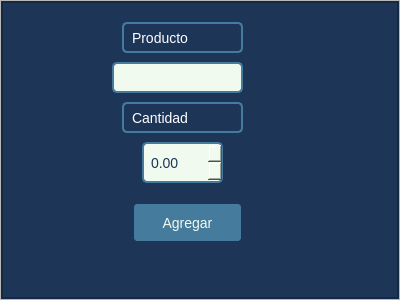
Above: ui_files/nueva_entrada_ventana.ui from velardejp/Planta2 before the change. Below: the same form after it.
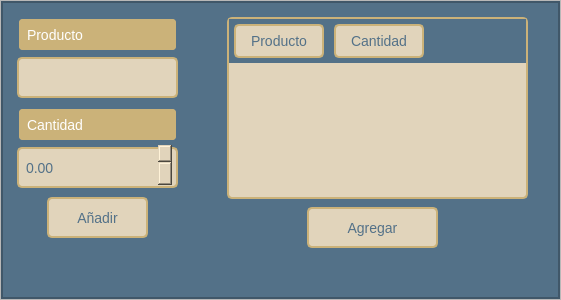
That is the form after the change. Icons and pictures are not drawn.

Patch:
```diff
--- a/ui_files/nueva_entrada_ventana.ui
+++ b/ui_files/nueva_entrada_ventana.ui
@@ -6,7 +6,7 @@
    <rect>
     <x>0</x>
     <y>0</y>
-    <width>400</width>
+    <width>561</width>
     <height>300</height>
    </rect>
   </property>
@@ -56,7 +56,8 @@
       <item>
        <widget class="QFrame" name="backgroundcolor_frame">
         <property name="styleSheet">
-         <string notr="true">background-color: rgb(29, 53, 87);</string>
+         <string notr="true">background-color: #537188;
+</string>
         </property>
         <property name="frameShape">
          <enum>QFrame::StyledPanel</enum>
@@ -91,89 +92,101 @@
            <widget class="QComboBox" name="productos_entrada">
             <property name="geometry">
              <rect>
-              <x>110</x>
-              <y>60</y>
-              <width>131</width>
-              <height>31</height>
+              <x>10</x>
+              <y>50</y>
+              <width>171</width>
+              <height>51</height>
              </rect>
             </property>
             <property name="styleSheet">
              <string notr="true">QComboBox {
-        background-color: #F1FAEE;
-        color: #1D3557;
-        border: 2px solid #457B9D;
-        border-radius: 5px;
-        padding: 5px;
-        font-size: 14px;
-    }
-    QComboBox::drop-down {
-        border: none;
-    }
-    QComboBox::down-arrow {
-        image: url(C:/Users/velar/OneDrive/Escritorio/Planta2/assets/icons8-expand-arrow-24.png);
-    }
-    QComboBox QAbstractItemView {
-        border: 2px solid #457B9D;
-        selection-background-color: #457B9D;
-    }</string>
+    background-color: #E1D4BB;
+    color: #537188;
+    border: 2px solid #CBB279;
+    border-radius: 5px;
+    padding: 5px;
+    margin: 5px;
+    font-size: 14px;
+}
+
+QComboBox::drop-down {
+    border: none;
+}
+
+QComboBox::down-arrow {
+    image: url(C:/Users/velar/OneDrive/Escritorio/Planta2/assets/icons8-expand-arrow-24.png);
+}
+
+QComboBox QAbstractItemView {
+    border: 2px solid #537188;
+    selection-background-color: #CBB279;
+}
+</string>
             </property>
            </widget>
            <widget class="QDoubleSpinBox" name="cantidad_entrada">
             <property name="geometry">
              <rect>
-              <x>140</x>
+              <x>10</x>
               <y>140</y>
-              <width>81</width>
-              <height>41</height>
+              <width>171</width>
+              <height>51</height>
              </rect>
             </property>
             <property name="styleSheet">
-             <string notr="true">
-    QDoubleSpinBox {
-        background-color: #F1FAEE;
-        color: #1D3557;
-        border: 2px solid #457B9D;
-        border-radius: 5px;
-        padding: 5px;
-        font-size: 14px;
-    }
-    QDoubleSpinBox::up-button {
-        width: 20px;
-        border: none;
-        background: #457B9D url(C:/Users/velar/OneDrive/Escritorio/Planta2/assets/icons8-collapse-arrow-24.png) no-repeat center;
-    }
-    QDoubleSpinBox::down-button {
-        width: 20px;
-        border: none;
-        background: #457B9D url(C:/Users/velar/OneDrive/Escritorio/Planta2/assets/icons8-expand-arrow-24.png) no-repeat center;
-    }
-    QDoubleSpinBox::up-button:pressed {
-        background: #1D3557 url(path_to_up_arrow) no-repeat center;
-    }
-    QDoubleSpinBox::down-button:pressed {
-        background: #1D3557 url(path_to_down_arrow) no-repeat center;
-    }</string>
+             <string notr="true">QDoubleSpinBox {
+    background-color: #E1D4BB;
+    color: #537188;
+    border: 2px solid #CBB279;
+    border-radius: 5px;
+    padding: 5px;
+    margin: 5px;
+    font-size: 14px;
+}
+
+QDoubleSpinBox::up-button {
+    width: 20px;
+    border: none;
+    background: #537188 url(C:/Users/velar/OneDrive/Escritorio/Planta2/assets/icons8-collapse-arrow-24.png) no-repeat center;
+}
+
+QDoubleSpinBox::down-button {
+    width: 20px;
+    border: none;
+    background: #537188 url(C:/Users/velar/OneDrive/Escritorio/Planta2/assets/icons8-expand-arrow-24.png) no-repeat center;
+}
+
+QDoubleSpinBox::up-button:pressed {
+    background: #CBB279 url(C:/Users/velar/OneDrive/Escritorio/Planta2/assets/icons8-collapse-arrow-24.png) no-repeat center;
+}
+
+QDoubleSpinBox::down-button:pressed {
+    background: #CBB279 url(C:/Users/velar/OneDrive/Escritorio/Planta2/assets/icons8-expand-arrow-24.png) no-repeat center;
+}
+
+</string>
             </property>
            </widget>
            <widget class="QLabel" name="label">
             <property name="geometry">
              <rect>
-              <x>120</x>
-              <y>20</y>
-              <width>121</width>
-              <height>31</height>
+              <x>10</x>
+              <y>10</y>
+              <width>171</width>
+              <height>45</height>
              </rect>
             </property>
             <property name="styleSheet">
              <string notr="true">QLabel {
-        color: #ffffff;            /* Color del texto */
-       
-        border: 2px solid #457B9D; /* Color del borde */
-        border-radius: 5px;        /* Radio del borde (para bordes redondeados) */
-        padding: 5px;              /* Espacio interior alrededor del texto */
-        font-size: 14px;           /* Tamaño del texto */
-		 
-    }</string>
+    color: #ffffff;
+    border: 2px solid #537188;
+    border-radius: 5px;
+    padding: 5px;
+    margin: 5px;
+    font-size: 14px;
+    text-align: center;
+    background-color: #CBB279;
+}</string>
             </property>
             <property name="text">
              <string>Producto</string>
@@ -182,21 +195,23 @@
            <widget class="QLabel" name="label_2">
             <property name="geometry">
              <rect>
-              <x>120</x>
+              <x>10</x>
               <y>100</y>
-              <width>121</width>
-              <height>31</height>
+              <width>171</width>
+              <height>45</height>
              </rect>
             </property>
             <property name="styleSheet">
              <string notr="true">QLabel {
-        color: #ffffff;            /* Color del texto */
-       
-        border: 2px solid #457B9D; /* Color del borde */
-        border-radius: 5px;        /* Radio del borde (para bordes redondeados) */
-        padding: 5px;              /* Espacio interior alrededor del texto */
-        font-size: 14px;           /* Tamaño del texto */
-    }</string>
+    color: #ffffff;
+    border: 2px solid #537188;
+    border-radius: 5px;
+    padding: 5px;
+    margin: 5px;
+    font-size: 14px;
+    text-align: center;
+    background-color: #CBB279;
+}</string>
             </property>
             <property name="text">
              <string>Cantidad</string>
@@ -205,35 +220,123 @@
            <widget class="QPushButton" name="submit_entrada_button">
             <property name="geometry">
              <rect>
-              <x>130</x>
+              <x>300</x>
               <y>200</y>
-              <width>111</width>
-              <height>41</height>
+              <width>141</width>
+              <height>51</height>
              </rect>
             </property>
             <property name="styleSheet">
              <string notr="true">QPushButton {
-        background-color: #457B9D;
-        color: #F1FAEE;
-        border: 2px solid #1D3557;
-        border-radius: 5px;
-        padding: 5px;
-        font-size: 14px;
-    }
-    QPushButton:hover {
-        background-color: #1D3557;
-        border: 2px solid #457B9D;
-    }
-    QPushButton:pressed {
-        background-color: #1D3557;
-        border: 2px solid #457B9D;
-        padding-left: 7px;  /* Para dar un efecto de &quot;presión&quot; */
-    }</string>
+    background-color: #E1D4BB;
+    color: #537188;
+    border: 2px solid #CBB279;
+    border-radius: 5px;
+    padding: 5px;
+    margin: 5px;
+    font-size: 14px;
+}
+
+QPushButton:hover {
+    background-color: #CBB279;
+    border: 2px solid #537188;
+}
+
+QPushButton:pressed {
+    background-color: #CBB279;
+    border: 2px solid #537188;
+    padding-left: 7px;
+}</string>
             </property>
             <property name="text">
              <string>Agregar</string>
             </property>
            </widget>
+           <widget class="QPushButton" name="agregar_producto">
+            <property name="geometry">
+             <rect>
+              <x>40</x>
+              <y>190</y>
+              <width>111</width>
+              <height>51</height>
+             </rect>
+            </property>
+            <property name="styleSheet">
+             <string notr="true">QPushButton {
+    background-color: #E1D4BB;
+    color: #537188;
+    border: 2px solid #CBB279;
+    border-radius: 5px;
+    padding: 5px;
+    margin: 5px;
+    font-size: 14px;
+}
+
+QPushButton:hover {
+    background-color: #CBB279;
+    border: 2px solid #537188;
+}
+
+QPushButton:pressed {
+    background-color: #CBB279;
+    border: 2px solid #537188;
+    padding-left: 7px;
+}</string>
+            </property>
+            <property name="text">
+             <string>Añadir</string>
+            </property>
+           </widget>
+           <widget class="QTableWidget" name="tabla_new_entrada">
+            <property name="geometry">
+             <rect>
+              <x>220</x>
+              <y>10</y>
+              <width>311</width>
+              <height>192</height>
+             </rect>
+            </property>
+            <property name="styleSheet">
+             <string notr="true">QTableWidget {
+    background-color: #E1D4BB;
+    color: #537188;
+    border: 2px solid #CBB279;
+    border-radius: 5px;
+    margin: 5px;
+    font-size: 14px;
+    gridline-color: #537188;
+}
+
+QTableWidget::item {
+    border: 1px solid #537188;
+}
+
+QTableWidget::item:selected {
+    background-color: #CBB279;
+    color: #E1D4BB;
+}
+
+QHeaderView::section {
+    background-color: #E1D4BB;
+    color: #537188;
+    padding: 5px;
+    border: 2px solid #CBB279;
+    border-radius: 5px;
+    margin: 5px;
+    font-size: 14px;
+}</string>
+            </property>
+            <column>
+             <property name="text">
+              <string>Producto</string>
+             </property>
+            </column>
+            <column>
+             <property name="text">
+              <string>Cantidad</string>
+             </property>
+            </column>
+           </widget>
           </widget>
          </item>
         </layout>
```
Left out of the diff: 2 changed lines with no effect on the pictures.
